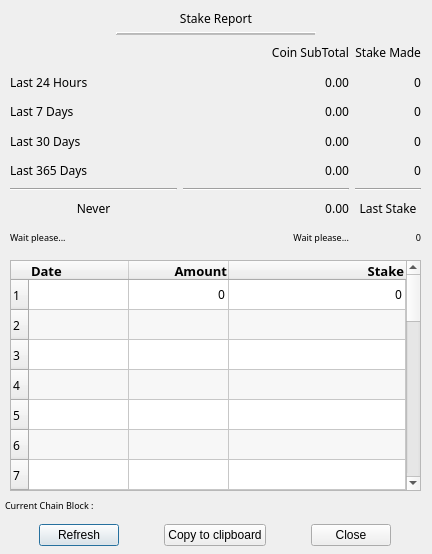
Before: the Qt Designer form src/qt/forms/stakereportdialog.ui in LightBurdenOfficial/SperoCoin, drawn with Qt 5.
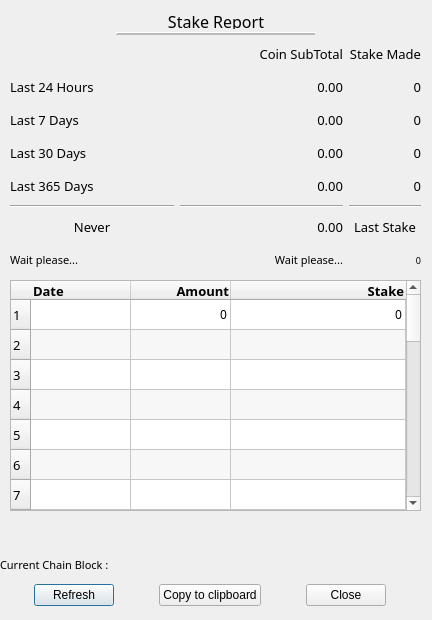
After: the same form once the commit is applied.

Patch:
```diff
--- a/src/qt/forms/stakereportdialog.ui
+++ b/src/qt/forms/stakereportdialog.ui
@@ -7,7 +7,7 @@
     <x>0</x>
     <y>0</y>
     <width>432</width>
-    <height>554</height>
+    <height>620</height>
    </rect>
   </property>
   <property name="minimumSize">
@@ -19,14 +19,14 @@
   <property name="maximumSize">
    <size>
     <width>432</width>
-    <height>554</height>
+    <height>620</height>
    </size>
   </property>
   <property name="windowTitle">
    <string>Stake Report</string>
   </property>
   <property name="styleSheet">
-   <string notr="true">font: 9pt &quot;Copperplate Gothic Bold&quot;;</string>
+   <string notr="true">font: 75 10pt &quot;Century Gothic&quot;;</string>
   </property>
   <property name="modal">
    <bool>false</bool>
@@ -48,9 +48,9 @@
    </property>
    <property name="font">
     <font>
-     <family>Copperplate Gothic Bold</family>
-     <pointsize>9</pointsize>
-     <weight>50</weight>
+     <family>Century Gothic</family>
+     <pointsize>12</pointsize>
+     <weight>9</weight>
      <italic>false</italic>
      <bold>false</bold>
     </font>
@@ -58,6 +58,9 @@
    <property name="toolTip">
     <string>Dialog which report the earning made with stake over time</string>
    </property>
+   <property name="styleSheet">
+    <string notr="true">font: 75 12pt &quot;Century Gothic&quot;;</string>
+   </property>
    <property name="frameShape">
     <enum>QFrame::NoFrame</enum>
    </property>
@@ -114,14 +117,14 @@
      <x>10</x>
      <y>40</y>
      <width>411</width>
-     <height>210</height>
+     <height>234</height>
     </rect>
    </property>
    <property name="font">
     <font>
-     <family>Copperplate Gothic Bold</family>
-     <pointsize>9</pointsize>
-     <weight>50</weight>
+     <family>Century Gothic</family>
+     <pointsize>10</pointsize>
+     <weight>9</weight>
      <italic>false</italic>
      <bold>false</bold>
     </font>
@@ -141,9 +144,9 @@
      <widget class="QLabel" name="label_3">
       <property name="font">
        <font>
-        <family>Copperplate Gothic Bold</family>
-        <pointsize>9</pointsize>
-        <weight>50</weight>
+        <family>Century Gothic</family>
+        <pointsize>10</pointsize>
+        <weight>9</weight>
         <italic>false</italic>
         <bold>false</bold>
        </font>
@@ -166,9 +169,9 @@
      <widget class="QLabel" name="L1_24h">
       <property name="font">
        <font>
-        <family>Copperplate Gothic Bold</family>
-        <pointsize>9</pointsize>
-        <weight>50</weight>
+        <family>Century Gothic</family>
+        <pointsize>10</pointsize>
+        <weight>9</weight>
         <italic>false</italic>
         <bold>false</bold>
        </font>
@@ -188,9 +191,9 @@
      <widget class="QLabel" name="Stake_7D">
       <property name="font">
        <font>
-        <family>Copperplate Gothic Bold</family>
-        <pointsize>9</pointsize>
-        <weight>50</weight>
+        <family>Century Gothic</family>
+        <pointsize>10</pointsize>
+        <weight>9</weight>
         <italic>false</italic>
         <bold>false</bold>
        </font>
@@ -220,9 +223,9 @@
      <widget class="QLabel" name="Amount_7D">
       <property name="font">
        <font>
-        <family>Copperplate Gothic Bold</family>
-        <pointsize>9</pointsize>
-        <weight>50</weight>
+        <family>Century Gothic</family>
+        <pointsize>10</pointsize>
+        <weight>9</weight>
         <italic>false</italic>
         <bold>false</bold>
        </font>
@@ -245,9 +248,9 @@
      <widget class="QLabel" name="L3_30D_2">
       <property name="font">
        <font>
-        <family>Copperplate Gothic Bold</family>
-        <pointsize>9</pointsize>
-        <weight>50</weight>
+        <family>Century Gothic</family>
+        <pointsize>10</pointsize>
+        <weight>9</weight>
         <italic>false</italic>
         <bold>false</bold>
        </font>
@@ -267,9 +270,9 @@
      <widget class="QLabel" name="Amount_30D">
       <property name="font">
        <font>
-        <family>Copperplate Gothic Bold</family>
-        <pointsize>9</pointsize>
-        <weight>50</weight>
+        <family>Century Gothic</family>
+        <pointsize>10</pointsize>
+        <weight>9</weight>
         <italic>false</italic>
         <bold>false</bold>
        </font>
@@ -299,9 +302,9 @@
      <widget class="QLabel" name="Stake_365D">
       <property name="font">
        <font>
-        <family>Copperplate Gothic Bold</family>
-        <pointsize>9</pointsize>
-        <weight>50</weight>
+        <family>Century Gothic</family>
+        <pointsize>10</pointsize>
+        <weight>9</weight>
         <italic>false</italic>
         <bold>false</bold>
        </font>
@@ -324,9 +327,9 @@
      <widget class="QLabel" name="Stake_24H">
       <property name="font">
        <font>
-        <family>Copperplate Gothic Bold</family>
-        <pointsize>9</pointsize>
-        <weight>50</weight>
+        <family>Century Gothic</family>
+        <pointsize>10</pointsize>
+        <weight>9</weight>
         <italic>false</italic>
         <bold>false</bold>
        </font>
@@ -349,9 +352,9 @@
      <widget class="QLabel" name="Stake_30D">
       <property name="font">
        <font>
-        <family>Copperplate Gothic Bold</family>
-        <pointsize>9</pointsize>
-        <weight>50</weight>
+        <family>Century Gothic</family>
+        <pointsize>10</pointsize>
+        <weight>9</weight>
         <italic>false</italic>
         <bold>false</bold>
        </font>
@@ -374,9 +377,9 @@
      <widget class="QLabel" name="L3_30D">
       <property name="font">
        <font>
-        <family>Copperplate Gothic Bold</family>
-        <pointsize>9</pointsize>
-        <weight>50</weight>
+        <family>Century Gothic</family>
+        <pointsize>10</pointsize>
+        <weight>9</weight>
         <italic>false</italic>
         <bold>false</bold>
        </font>
@@ -396,9 +399,9 @@
      <widget class="QLabel" name="Amount_365D">
       <property name="font">
        <font>
-        <family>Copperplate Gothic Bold</family>
-        <pointsize>9</pointsize>
-        <weight>50</weight>
+        <family>Century Gothic</family>
+        <pointsize>10</pointsize>
+        <weight>9</weight>
         <italic>false</italic>
         <bold>false</bold>
        </font>
@@ -421,9 +424,9 @@
      <widget class="QLabel" name="Amount_24H">
       <property name="font">
        <font>
-        <family>Copperplate Gothic Bold</family>
-        <pointsize>9</pointsize>
-        <weight>50</weight>
+        <family>Century Gothic</family>
+        <pointsize>10</pointsize>
+        <weight>9</weight>
         <italic>false</italic>
         <bold>false</bold>
        </font>
@@ -446,9 +449,9 @@
      <widget class="QLabel" name="L_Coin">
       <property name="font">
        <font>
-        <family>Copperplate Gothic Bold</family>
-        <pointsize>9</pointsize>
-        <weight>50</weight>
+        <family>Century Gothic</family>
+        <pointsize>10</pointsize>
+        <weight>9</weight>
         <italic>false</italic>
         <bold>false</bold>
        </font>
@@ -468,9 +471,9 @@
      <widget class="QLabel" name="L2_7D">
       <property name="font">
        <font>
-        <family>Copperplate Gothic Bold</family>
-        <pointsize>9</pointsize>
-        <weight>50</weight>
+        <family>Century Gothic</family>
+        <pointsize>10</pointsize>
+        <weight>9</weight>
         <italic>false</italic>
         <bold>false</bold>
        </font>
@@ -490,9 +493,9 @@
      <widget class="QLabel" name="L_LastStakeTime">
       <property name="font">
        <font>
-        <family>Copperplate Gothic Bold</family>
-        <pointsize>9</pointsize>
-        <weight>50</weight>
+        <family>Century Gothic</family>
+        <pointsize>10</pointsize>
+        <weight>9</weight>
         <italic>false</italic>
         <bold>false</bold>
        </font>
@@ -515,9 +518,9 @@
      <widget class="QLabel" name="Amount_Last">
       <property name="font">
        <font>
-        <family>Copperplate Gothic Bold</family>
-        <pointsize>9</pointsize>
-        <weight>50</weight>
+        <family>Century Gothic</family>
+        <pointsize>10</pointsize>
+        <weight>9</weight>
         <italic>false</italic>
         <bold>false</bold>
        </font>
@@ -540,9 +543,9 @@
      <widget class="QLabel" name="Stake_Counted">
       <property name="font">
        <font>
-        <family>Copperplate Gothic Bold</family>
+        <family>Century Gothic</family>
         <pointsize>7</pointsize>
-        <weight>50</weight>
+        <weight>9</weight>
         <italic>false</italic>
         <bold>false</bold>
        </font>
@@ -551,7 +554,7 @@
        <string>Total Stake Analized</string>
       </property>
       <property name="styleSheet">
-       <string notr="true">font: 7pt &quot;Copperplate Gothic Bold&quot;;</string>
+       <string notr="true">font: 75 7pt &quot;Century Gothic&quot;;</string>
       </property>
       <property name="text">
        <string>0</string>
@@ -568,9 +571,9 @@
      <widget class="QLabel" name="L_Last">
       <property name="font">
        <font>
-        <family>Copperplate Gothic Bold</family>
-        <pointsize>9</pointsize>
-        <weight>50</weight>
+        <family>Century Gothic</family>
+        <pointsize>10</pointsize>
+        <weight>9</weight>
         <italic>false</italic>
         <bold>false</bold>
        </font>
@@ -590,9 +593,9 @@
      <widget class="QLabel" name="TimeTook_2">
       <property name="font">
        <font>
-        <family>Copperplate Gothic Bold</family>
-        <pointsize>7</pointsize>
-        <weight>50</weight>
+        <family>Century Gothic</family>
+        <pointsize>8</pointsize>
+        <weight>9</weight>
         <italic>false</italic>
         <bold>false</bold>
        </font>
@@ -601,7 +604,7 @@
        <string>Time took to refresh dialog</string>
       </property>
       <property name="styleSheet">
-       <string notr="true">font: 7pt &quot;Copperplate Gothic Bold&quot;;</string>
+       <string notr="true">font: 75 8pt &quot;Century Gothic&quot;;</string>
       </property>
       <property name="text">
        <string>Wait please...</string>
@@ -618,9 +621,9 @@
      <widget class="QLabel" name="TimeTook">
       <property name="font">
        <font>
-        <family>Copperplate Gothic Bold</family>
-        <pointsize>7</pointsize>
-        <weight>50</weight>
+        <family>Century Gothic</family>
+        <pointsize>8</pointsize>
+        <weight>9</weight>
         <italic>false</italic>
         <bold>false</bold>
        </font>
@@ -629,7 +632,7 @@
        <string>Time took to retrieve the data</string>
       </property>
       <property name="styleSheet">
-       <string notr="true">font: 7pt &quot;Copperplate Gothic Bold&quot;;</string>
+       <string notr="true">font: 75 8pt &quot;Century Gothic&quot;;</string>
       </property>
       <property name="text">
        <string>Wait please...</string>
@@ -645,7 +648,7 @@
    <property name="geometry">
     <rect>
      <x>10</x>
-     <y>260</y>
+     <y>280</y>
      <width>411</width>
      <height>231</height>
     </rect>
@@ -658,9 +661,9 @@
    </property>
    <property name="font">
     <font>
-     <family>Copperplate Gothic Bold</family>
-     <pointsize>9</pointsize>
-     <weight>50</weight>
+     <family>Century Gothic</family>
+     <pointsize>10</pointsize>
+     <weight>9</weight>
      <italic>false</italic>
      <bold>false</bold>
     </font>
@@ -807,17 +810,17 @@
   <widget class="QLabel" name="L_CurrentBlock">
    <property name="geometry">
     <rect>
-     <x>5</x>
-     <y>480</y>
+     <x>0</x>
+     <y>540</y>
      <width>422</width>
      <height>51</height>
     </rect>
    </property>
    <property name="font">
     <font>
-     <family>Copperplate Gothic Bold</family>
-     <pointsize>7</pointsize>
-     <weight>50</weight>
+     <family>Century Gothic</family>
+     <pointsize>8</pointsize>
+     <weight>9</weight>
      <italic>false</italic>
      <bold>false</bold>
     </font>
@@ -826,7 +829,7 @@
     <string>Data of the current block.</string>
    </property>
    <property name="styleSheet">
-    <string notr="true">font: 7pt &quot;Copperplate Gothic Bold&quot;;</string>
+    <string notr="true">font: 75 8pt &quot;Century Gothic&quot;;</string>
    </property>
    <property name="text">
     <string>Current Chain Block :</string>
@@ -837,12 +840,15 @@
    <property name="margin">
     <number>2</number>
    </property>
+   <property name="textInteractionFlags">
+    <set>Qt::LinksAccessibleByMouse|Qt::TextSelectableByMouse</set>
+   </property>
   </widget>
   <widget class="QWidget" name="horizontalLayoutWidget">
    <property name="geometry">
     <rect>
-     <x>0</x>
-     <y>520</y>
+     <x>-5</x>
+     <y>580</y>
      <width>431</width>
      <height>31</height>
     </rect>
@@ -862,6 +868,9 @@
       <property name="toolTip">
        <string>Refresh the data</string>
       </property>
+      <property name="styleSheet">
+       <string notr="true">font: 75 9pt &quot;Century Gothic&quot;;</string>
+      </property>
       <property name="text">
        <string>Refresh</string>
       </property>
@@ -884,6 +893,9 @@
       <property name="toolTip">
        <string>Copy Report to ClipBoard</string>
       </property>
+      <property name="styleSheet">
+       <string notr="true">font: 75 9pt &quot;Century Gothic&quot;;</string>
+      </property>
       <property name="text">
        <string>Copy to clipboard</string>
       </property>
@@ -900,6 +912,9 @@
       <property name="toolTip">
        <string>Close the dialog</string>
       </property>
+      <property name="styleSheet">
+       <string notr="true">font: 75 9pt &quot;Century Gothic&quot;;</string>
+      </property>
       <property name="orientation">
        <enum>Qt::Horizontal</enum>
       </property>
```
